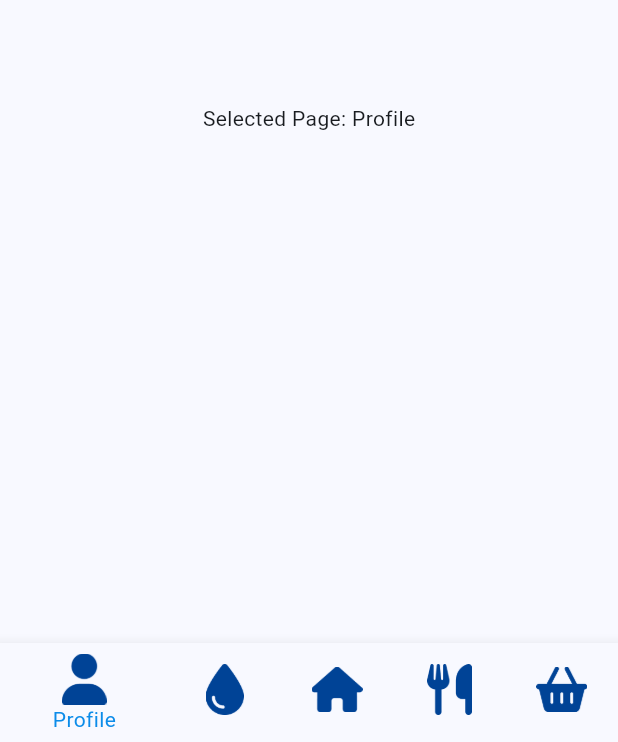
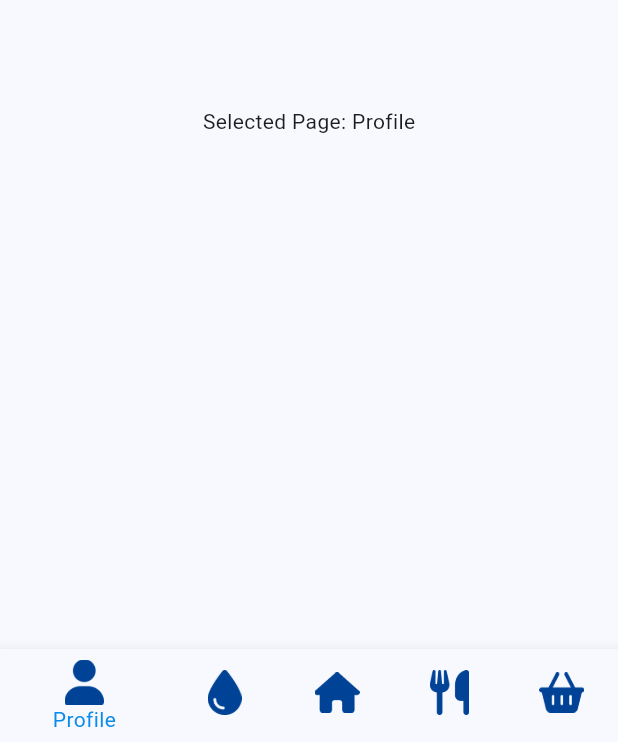
Before and after one commit to PaulDelamare/Diwe_front, a Flutter app: the screen it shows after launch, on a phone screen of 412 x 824 dp. Shown: the part 491-1233 px from the top of the screen. Run offline on Flutter 3.47's test engine with Material 3 defaults, Android fonts, the phone set to English and light mode, and no system bars.

Commit message:
navbar, reste a faire en sorte de l'avoir sur toute les pages + faire la navigation

```diff
--- a/lib/main.dart
+++ b/lib/main.dart
@@ -11,7 +11,7 @@ class MyApp extends StatelessWidget {
   @override
   Widget build(BuildContext context) {
     return MaterialApp(
-      title: 'Flutter Demo',
+      title: 'DIWE',
       theme: ThemeData(
         colorScheme: ColorScheme.fromSeed(seedColor: Colors.blue),
         useMaterial3: true,
--- a/lib/navbar.dart
+++ b/lib/navbar.dart
@@ -51,8 +51,8 @@ class _NavbarState extends State<Navbar> {
           _assetPaths.length,
               (index) => BottomNavigationBarItem(
             icon: SizedBox(
-              width: 34,
-              height: 34,
+              width: 30,
+              height: 30,
               child: Image.asset(_assetPaths[index]),
             ),
             label: _labels[index],
```
